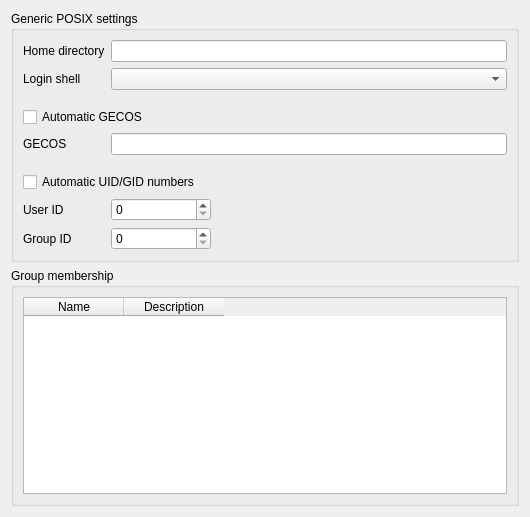
Above: agent/src/clacks/agent/data/templates/default/user-posix.ui from gonicus/clacks before the change. Below: the same form after it.
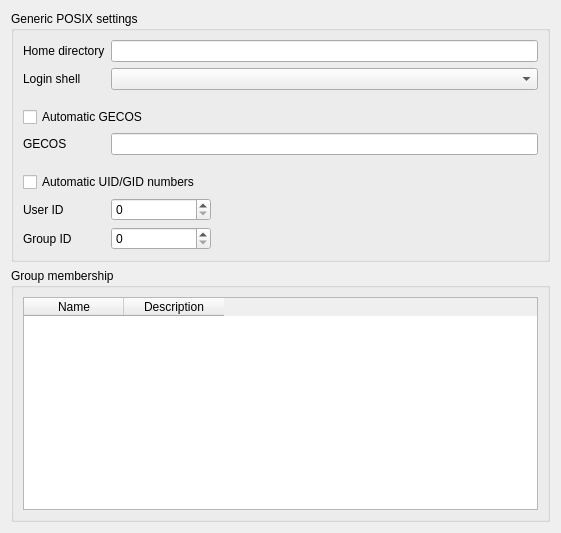
That is the form after the change. Icons and pictures are not drawn.

Commit message: Break dialog layout

Patch:
```diff
--- a/agent/src/clacks/agent/data/templates/default/user-posix.ui
+++ b/agent/src/clacks/agent/data/templates/default/user-posix.ui
@@ -6,10 +6,16 @@
    <rect>
     <x>0</x>
     <y>0</y>
-    <width>530</width>
-    <height>517</height>
+    <width>561</width>
+    <height>533</height>
    </rect>
   </property>
+  <property name="sizePolicy">
+   <sizepolicy hsizetype="Preferred" vsizetype="Preferred">
+    <horstretch>0</horstretch>
+    <verstretch>0</verstretch>
+   </sizepolicy>
+  </property>
   <property name="windowTitle">
    <string>POSIX</string>
   </property>
@@ -20,6 +26,12 @@
   <layout class="QVBoxLayout" name="verticalLayout_2">
    <item>
     <widget class="QGroupBox" name="posixBox">
+     <property name="sizePolicy">
+      <sizepolicy hsizetype="Preferred" vsizetype="Minimum">
+       <horstretch>0</horstretch>
+       <verstretch>0</verstretch>
+      </sizepolicy>
+     </property>
      <property name="title">
       <string>Generic POSIX settings</string>
      </property>
@@ -161,6 +173,12 @@
    </item>
    <item>
     <widget class="QGroupBox" name="shadowBox">
+     <property name="sizePolicy">
+      <sizepolicy hsizetype="Preferred" vsizetype="Preferred">
+       <horstretch>0</horstretch>
+       <verstretch>1</verstretch>
+      </sizepolicy>
+     </property>
      <property name="title">
       <string>Group membership</string>
      </property>
@@ -170,7 +188,7 @@
         <property name="maximumSize">
          <size>
           <width>16777215</width>
-          <height>200</height>
+          <height>16777215</height>
          </size>
         </property>
         <property name="rowCount">
```
The commit also changes 5 other files.
